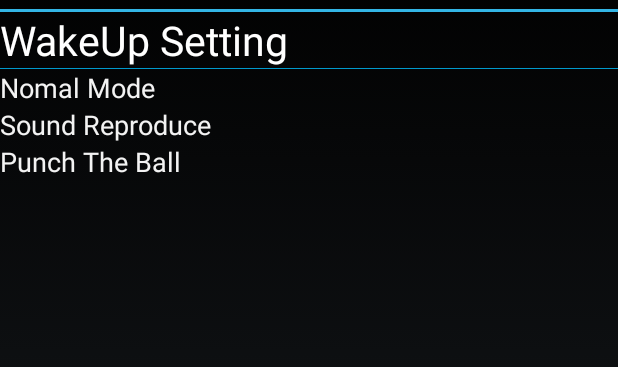
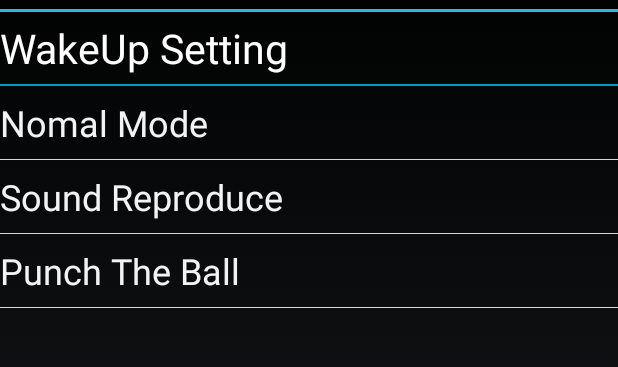
Before and after one commit to tzwm/DeadAlarm, an Android app: the layout popupwindow_list_setting.xml on its own in the app's theme, with its tools: preview values and no code run, on a phone screen of 412 x 824 dp, the part 60-427 px from its top. Run offline under Robolectric (Android 15) with nearby library versions, the phone set to English and light mode, and no system bars.

Commit message:
Modified WakeUpSetting and fix bugs for AlarmList.

```diff
--- a/src/main/res/layout/popupwindow_list_setting.xml
+++ b/src/main/res/layout/popupwindow_list_setting.xml
@@ -11,11 +11,13 @@
         android:text="WakeUp Setting"
         android:id="@+id/textView"
         android:textColor="#FFFFFF"
-        android:textSize="27dp"/>
+        android:textSize="27dp"
+        android:layout_marginTop="5dp"
+        android:layout_marginBottom="5dp"/>
 
     <View
         android:layout_width="fill_parent"
-        android:layout_height="1px"
+        android:layout_height="2px"
         android:background="#0099CC"
         />
 
@@ -24,20 +26,47 @@
         android:layout_height="wrap_content"
         android:textAppearance="?android:attr/textAppearanceMedium"
         android:text="Nomal Mode"
-        android:id="@+id/nomal_mode" />
+        android:id="@+id/nomal_mode"
+        android:textSize="24dp"
+        android:layout_marginTop="8dp"
+        android:layout_marginBottom="8dp" />
+
+    <View
+        android:layout_width="fill_parent"
+        android:layout_height="0.5px"
+        android:background="#D9D9D2"
+        />
 
     <TextView
         android:layout_width="wrap_content"
         android:layout_height="wrap_content"
         android:textAppearance="?android:attr/textAppearanceMedium"
         android:text="Sound Reproduce"
-        android:id="@+id/sound_reproduce" />
+        android:id="@+id/sound_reproduce"
+        android:textSize="24dp"
+        android:layout_marginTop="8dp"
+        android:layout_marginBottom="8dp"/>
+
+    <View
+        android:layout_width="fill_parent"
+        android:layout_height="0.5px"
+        android:background="#D9D9D2"
+        />
 
     <TextView
         android:layout_width="wrap_content"
         android:layout_height="wrap_content"
         android:textAppearance="?android:attr/textAppearanceMedium"
         android:text="Punch The Ball"
-        android:id="@+id/punch_the_ball" />
+        android:id="@+id/punch_the_ball"
+        android:textSize="24dp"
+        android:layout_marginTop="8dp"
+        android:layout_marginBottom="8dp"/>
+
+    <View
+        android:layout_width="fill_parent"
+        android:layout_height="0.5px"
+        android:background="#D9D9D2"
+        />
 
 </LinearLayout>
```
Also changed, not shown: src/main/java/com/tzwm/deadalarm/AlarmListActivity.java (+22 -22 lines), src/main/java/com/tzwm/deadalarm/WakeUpSettingActionProvider.java (+8 -1 lines).
